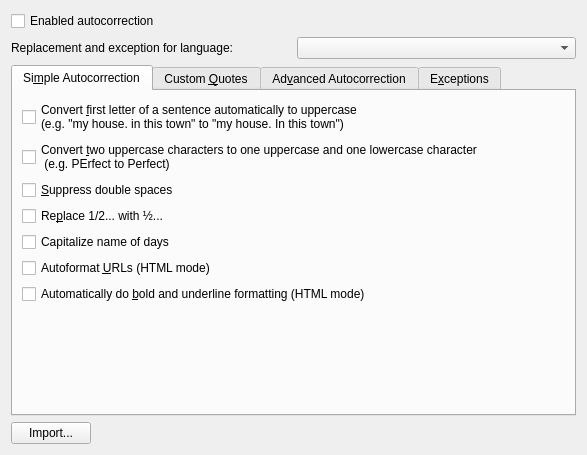
chusopr/kdepim-ktimetracker-akonadi, file messagecomposer/autocorrection/kmcomposerautocorrectionwidget.ui: the form before one commit.
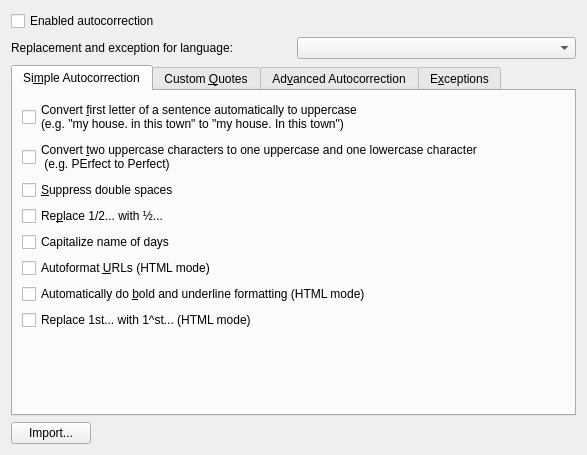
The form after the commit. Custom widgets are drawn as their Qt base class.

Commit message: Add checkbox to select superscript

What changed in the file:
```diff
--- a/messagecomposer/autocorrection/kmcomposerautocorrectionwidget.ui
+++ b/messagecomposer/autocorrection/kmcomposerautocorrectionwidget.ui
@@ -114,6 +114,13 @@
          </property>
         </widget>
        </item>
+       <item>
+        <widget class="QCheckBox" name="autoSuperScript">
+         <property name="text">
+          <string>Replace 1st... with 1^st... (HTML mode)</string>
+         </property>
+        </widget>
+       </item>
        <item>
         <spacer>
          <property name="orientation">
```
Left out of the diff: 1 changed line with no effect on the pictures.
